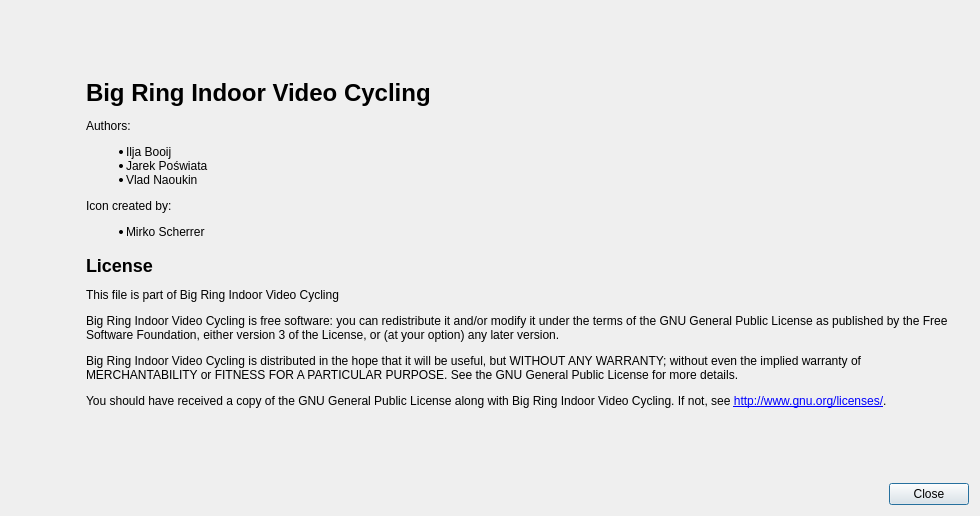
The window that mainlib/maingui/aboutdialog.ui (rsippl/big-ring) describes before a commit, drawn with Qt 5.
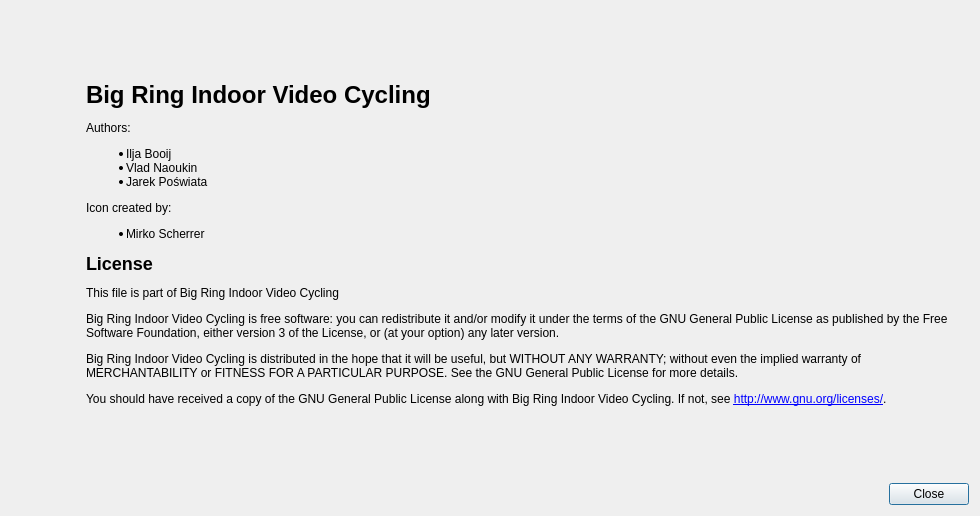
The same window after the commit. Icons and pictures are not drawn.

Commit message: Change order of contributors.

```diff
--- a/mainlib/maingui/aboutdialog.ui
+++ b/mainlib/maingui/aboutdialog.ui
@@ -32,42 +32,7 @@
          </sizepolicy>
         </property>
         <property name="text">
-         <string>&lt;h1&gt;Big Ring Indoor Video Cycling&lt;/h1&gt;
-
-&lt;p&gt;
-Authors:
-&lt;ul&gt;
-&lt;li&gt;Ilja Booij&lt;/li&gt;
-&lt;li&gt;Jarek Poświata&lt;/li&gt;
-&lt;li&gt;Vlad Naoukin&lt;/li&gt;
-&lt;/ul&gt;
-Icon created by:
-&lt;ul&gt;
-&lt;li&gt;Mirko Scherrer&lt;/li&gt;
-&lt;/ul&gt;
-
-&lt;h2&gt;License&lt;/h2&gt;
-&lt;p&gt;
- This file is part of Big Ring Indoor Video Cycling
- &lt;/p&gt;
-&lt;p&gt;
- Big Ring Indoor Video Cycling is free software: you can redistribute
- it and/or modify it under the terms of the GNU General Public License
- as published by the Free Software Foundation, either version 3 of the
- License, or (at your option) any later version.
- &lt;/p&gt;
-&lt;p&gt;
- Big Ring Indoor Video Cycling  is distributed in the hope that it will
- be useful, but WITHOUT ANY WARRANTY; without even the implied warranty of
- MERCHANTABILITY or FITNESS FOR A PARTICULAR PURPOSE.  See the
- GNU General Public License for more details.
-&lt;/p&gt;
-&lt;p&gt;
-  You should have received a copy of the GNU General Public License
-  along with Big Ring Indoor Video Cycling.  If not, see &lt;a href=&quot;http://www.gnu.org/licenses/&quot;&gt;http://www.gnu.org/licenses/&lt;/a&gt;.
-&lt;/p&gt;
-
-</string>
+         <string>&lt;html&gt;&lt;head/&gt;&lt;body&gt;&lt;p&gt;&lt;span style=&quot; font-size:xx-large; font-weight:600;&quot;&gt;Big Ring Indoor Video Cycling&lt;/span&gt;&lt;/p&gt;&lt;p&gt;Authors: &lt;/p&gt;&lt;ul style=&quot;margin-top: 0px; margin-bottom: 0px; margin-left: 0px; margin-right: 0px; -qt-list-indent: 1;&quot;&gt;&lt;li style=&quot; margin-top:12px; margin-bottom:0px; margin-left:0px; margin-right:0px; -qt-block-indent:0; text-indent:0px;&quot;&gt;Ilja Booij&lt;/li&gt;&lt;li style=&quot; margin-top:0px; margin-bottom:0px; margin-left:0px; margin-right:0px; -qt-block-indent:0; text-indent:0px;&quot;&gt;Vlad Naoukin&lt;/li&gt;&lt;li style=&quot; margin-top:0px; margin-bottom:0px; margin-left:0px; margin-right:0px; -qt-block-indent:0; text-indent:0px;&quot;&gt;Jarek Poświata&lt;/li&gt;&lt;/ul&gt;&lt;p&gt;Icon created by: &lt;/p&gt;&lt;ul style=&quot;margin-top: 0px; margin-bottom: 0px; margin-left: 0px; margin-right: 0px; -qt-list-indent: 1;&quot;&gt;&lt;li style=&quot; margin-top:12px; margin-bottom:12px; margin-left:0px; margin-right:0px; -qt-block-indent:0; text-indent:0px;&quot;&gt;Mirko Scherrer &lt;/li&gt;&lt;/ul&gt;&lt;p&gt;&lt;span style=&quot; font-size:x-large; font-weight:600;&quot;&gt;License&lt;/span&gt;&lt;/p&gt;&lt;p&gt;This file is part of Big Ring Indoor Video Cycling &lt;/p&gt;&lt;p&gt;Big Ring Indoor Video Cycling is free software: you can redistribute it and/or modify it under the terms of the GNU General Public License as published by the Free Software Foundation, either version 3 of the License, or (at your option) any later version. &lt;/p&gt;&lt;p&gt;Big Ring Indoor Video Cycling is distributed in the hope that it will be useful, but WITHOUT ANY WARRANTY; without even the implied warranty of MERCHANTABILITY or FITNESS FOR A PARTICULAR PURPOSE. See the GNU General Public License for more details. &lt;/p&gt;&lt;p&gt;You should have received a copy of the GNU General Public License along with Big Ring Indoor Video Cycling. If not, see &lt;a href=&quot;http://www.gnu.org/licenses/&quot;&gt;&lt;span style=&quot; text-decoration: underline; color:#0000ff;&quot;&gt;http://www.gnu.org/licenses/&lt;/span&gt;&lt;/a&gt;. &lt;/p&gt;&lt;/body&gt;&lt;/html&gt;</string>
         </property>
         <property name="wordWrap">
          <bool>true</bool>
```
